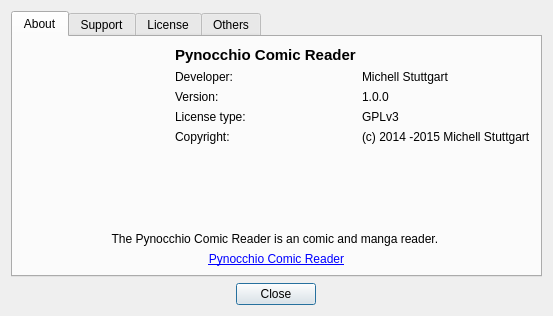
The window that src/about_dialog.ui (mstuttgart/pynocchio) describes before a commit, drawn with Qt 5.
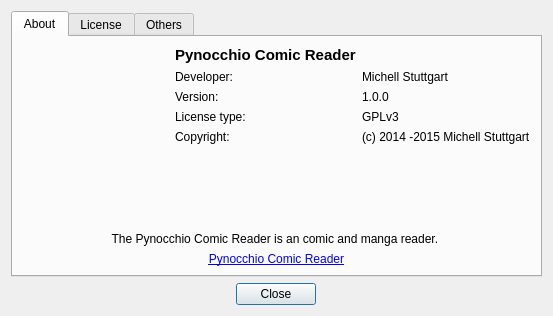
The same window after the commit. Icons and pictures are not drawn.

Commit message: Support tab removed from Abouit Dialog

Patch:
```diff
--- a/src/about_dialog.ui
+++ b/src/about_dialog.ui
@@ -178,11 +178,6 @@
        </item>
       </layout>
      </widget>
-     <widget class="QWidget" name="support">
-      <attribute name="title">
-       <string>Support</string>
-      </attribute>
-     </widget>
      <widget class="QWidget" name="license">
       <attribute name="title">
        <string>License</string>
```
